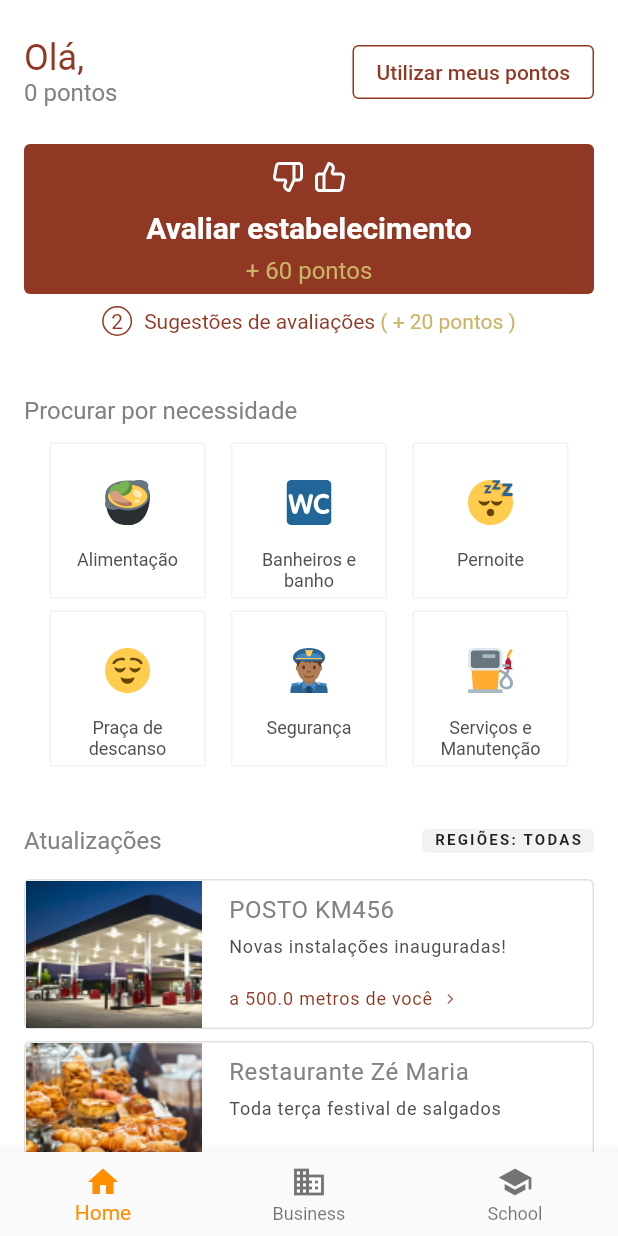
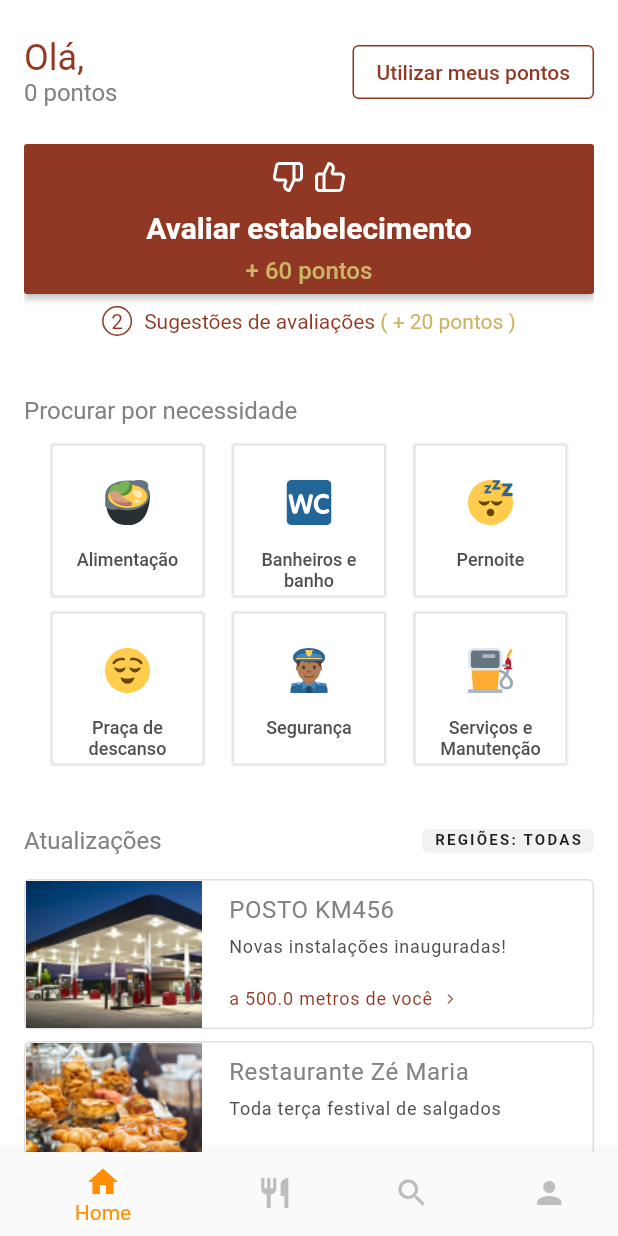
Before and after one commit to rafaelmpessoa/ccr268-mobile, a Flutter app: the screen it shows after launch, on a phone screen of 412 x 824 dp. Run offline on Flutter 3.47's test engine with Material 2 defaults, Android fonts, the phone set to English and light mode, and no system bars; our stand-ins replace auto_route, bloc, cloud_firestore, dartz, flutter_bloc, flutter_rating_bar and 4 more; missing offline and left inert: esys_flutter_share, qrscan; accounts and stored records are empty; generated files the repository leaves out were written again.

Commit message:
feat: button icons

```diff
--- a/lib/presentation/app.dart
+++ b/lib/presentation/app.dart
@@ -7,10 +7,10 @@ class MyApp extends StatelessWidget {
   @override
   Widget build(BuildContext context) {
     return MaterialApp(
+      debugShowCheckedModeBanner: false,
       builder: (ctx, __) => ExtendedNavigator<Router>(
         router: Router(),
       ),
-      // initialRoute: Routes.splashPage,
     );
   }
 }
--- a/lib/presentation/home/home_page.dart
+++ b/lib/presentation/home/home_page.dart
@@ -120,9 +120,11 @@ class _HomePageState extends State<HomePage> {
           height: 100,
           width: double.infinity,
           decoration: BoxDecoration(
-            color: Color(0xFF76C86D),
             borderRadius: BorderRadius.circular(4),
           ),
+          child: RaisedButton(
+            color: Color(0xFF76C86D),
+            onPressed: () => null,
             child: Column(
               mainAxisAlignment: MainAxisAlignment.center,
               children: <Widget>[
@@ -138,6 +140,7 @@ class _HomePageState extends State<HomePage> {
                   ),
                 ),
               ],
+            ),
           ),
         )
       ],
@@ -339,6 +342,8 @@ class _HomePageState extends State<HomePage> {
           width: 1,
         ),
       ),
+      child: OutlineButton(
+        onPressed: () => null,
         child: Column(
           children: <Widget>[
             SizedBox(
@@ -358,6 +363,7 @@ class _HomePageState extends State<HomePage> {
             )
           ],
         ),
+      ),
     );
   }
 
@@ -365,15 +371,17 @@ class _HomePageState extends State<HomePage> {
     return Column(
       crossAxisAlignment: CrossAxisAlignment.center,
       children: <Widget>[
-        InkWell(
-          onTap: () => ExtendedNavigator.of(context).pushNamed(Routes.ratePage),
-          child: Container(
+        Container(
           height: 100,
           width: double.infinity,
           decoration: BoxDecoration(
             color: kBrandColor,
             borderRadius: BorderRadius.circular(4),
           ),
+          child: RaisedButton(
+            color: kBrandColor,
+            onPressed: () =>
+                ExtendedNavigator.of(context).pushNamed(Routes.ratePage),
             child: Column(
               crossAxisAlignment: CrossAxisAlignment.center,
               children: <Widget>[
@@ -451,18 +459,37 @@ class _HomePageState extends State<HomePage> {
 
   BottomNavigationBar _buildNavigationBottomBar() {
     return BottomNavigationBar(
-      items: const <BottomNavigationBarItem>[
+      type: BottomNavigationBarType.shifting,
+      items: <BottomNavigationBarItem>[
         BottomNavigationBarItem(
-          icon: Icon(Icons.home),
-          title: Text('Home'),
+          icon: Icon(
+            Icons.home,
+            color: _selectedIndex == 0 ? null : kBackgroudColor04,
+          ),
+          title: Text(
+            'Home',
+          ),
         ),
         BottomNavigationBarItem(
-          icon: Icon(Icons.business),
-          title: Text('Business'),
+          icon: Icon(
+            Icons.restaurant,
+            color: _selectedIndex == 1 ? null : kBackgroudColor04,
+          ),
+          title: Text('Serviços'),
         ),
         BottomNavigationBarItem(
-          icon: Icon(Icons.school),
-          title: Text('School'),
+          icon: Icon(
+            Icons.search,
+            color: _selectedIndex == 2 ? null : kBackgroudColor04,
+          ),
+          title: Text('Explorar'),
+        ),
+        BottomNavigationBarItem(
+          icon: Icon(
+            Icons.person,
+            color: _selectedIndex == 3 ? null : kBackgroudColor04,
+          ),
+          title: Text('Perfil'),
         ),
       ],
       currentIndex: _selectedIndex,
--- a/lib/presentation/rate/rate_step_page.dart
+++ b/lib/presentation/rate/rate_step_page.dart
@@ -97,7 +97,7 @@ class _RateStepPageState extends State<RateStepPage> {
                     child: Column(
                       crossAxisAlignment: CrossAxisAlignment.center,
                       children: <Widget>[
-                        Image.asset(
+                        SvgPicture.asset(
                           currentStep.imgPath,
                           height: 200,
                         ),
```
Also changed, not shown: lib/presentation/rate/step_mixin.dart (+6 -17 lines), assets/images/alimentacao.png (deleted), assets/images/alimentacao.svg (added), assets/images/banho.png (deleted), assets/images/banho.svg (added), assets/images/descanso.png (deleted), assets/images/descanso.svg (added), assets/images/pernoite.png (deleted), assets/images/pernoite.svg (added), assets/images/seguranca.png (deleted), assets/images/segurança.svg (added), assets/images/servicos.png (deleted), assets/images/servicos.svg (added), lib/presentation/explore/explore_page.dart (added). Lines whose indentation alone changed are shown as unchanged.
